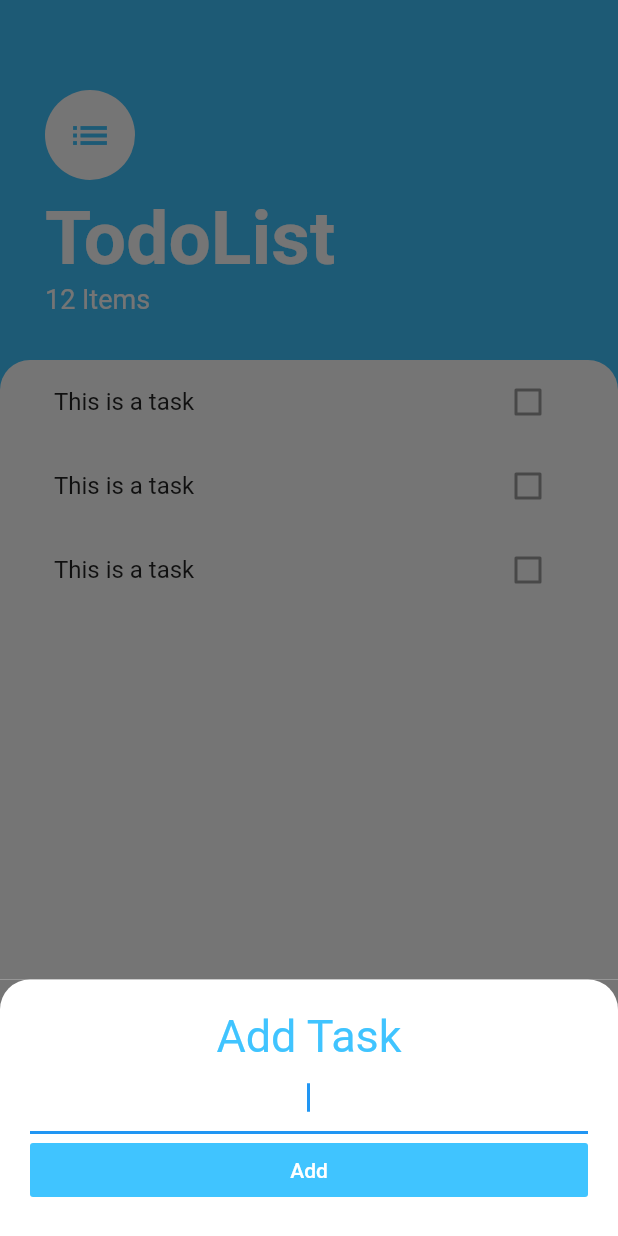
After one commit to yugantkadu/todo_list_flutter_app, a Flutter app: the screen it shows after launch, after a tap on the "add" icon, on a phone screen of 412 x 824 dp. The commit adds this screen. Run offline on Flutter 3.47's test engine with Material 2 defaults, Android fonts, the phone set to English and light mode, and no system bars.

Commit message:
Implemented BottomSheet Widget

```diff
--- /dev/null
+++ b/lib/screens/add_task_screen.dart
@@ -0,0 +1,49 @@
+import 'package:flutter/cupertino.dart';
+import 'package:flutter/material.dart';
+
+class AddTaskScreen extends StatelessWidget {
+  @override
+  Widget build(BuildContext context) {
+    return Container(
+      color: Color(0xff757575),
+      child: Container(
+        padding: EdgeInsets.all(20.0),
+        decoration: BoxDecoration(
+          color: Colors.white,
+          borderRadius: BorderRadius.only(
+            topRight: Radius.circular(20.0),
+            topLeft: Radius.circular(20.0),
+          ),
+        ),
+        child: Column(
+          crossAxisAlignment: CrossAxisAlignment.stretch,
+          children: <Widget>[
+            Text(
+              'Add Task',
+              textAlign: TextAlign.center,
+              style: TextStyle(
+                fontSize: 30,
+                color: Colors.lightBlueAccent
+              ),
+            ),
+            TextField(
+              autofocus: true,
+              textAlign: TextAlign.center,
+            ),
+            FlatButton(
+              child: Text("Add",
+                style: TextStyle(
+                  color: Colors.white,
+                ),
+              ),
+              color: Colors.lightBlueAccent,
+              onPressed: (){
+
+              },
+            )
+          ],
+        ),
+      ),
+    );
+  }
+}
--- a/lib/screens/task_screen.dart
+++ b/lib/screens/task_screen.dart
@@ -1,5 +1,7 @@
 import 'package:flutter/cupertino.dart';
 import 'package:flutter/material.dart';
+import 'package:todo_list/widgets/task_list.dart';
+import 'add_task_screen.dart';
 
 class TaskScreen extends StatelessWidget {
   @override
@@ -9,6 +11,17 @@
       floatingActionButton: FloatingActionButton(
         backgroundColor: Colors.lightBlueAccent,
         child: Icon(Icons.add),
+        onPressed: () {
+          showModalBottomSheet(
+            context: context,
+            isScrollControlled: true,
+            builder: (BuildContext context) => SingleChildScrollView(
+              padding: EdgeInsets.only(
+                  bottom: MediaQuery.of(context).viewInsets.bottom),
+              child: AddTaskScreen(),
+            ),
+          );
+        },
       ),
       body: Column(
         crossAxisAlignment: CrossAxisAlignment.start,
@@ -50,11 +63,16 @@
           ),
           Expanded(
             child: Container(
+              padding: EdgeInsets.symmetric(horizontal: 20),
               height: 300,
               decoration: BoxDecoration(
                 color: Colors.white,
-                borderRadius: BorderRadius.only(topLeft: Radius.circular(20.0), topRight: Radius.circular(20.0)),
+                borderRadius: BorderRadius.only(
+                  topLeft: Radius.circular(20.0),
+                  topRight: Radius.circular(20.0),
+                ),
               ),
+              child: TasksList(),
             ),
           ),
         ],
--- /dev/null
+++ b/lib/widgets/task_list.dart
@@ -0,0 +1,15 @@
+import 'package:flutter/material.dart';
+import 'package:todo_list/widgets/task_tile.dart';
+
+class TasksList extends StatelessWidget {
+  @override
+  Widget build(BuildContext context) {
+    return ListView(
+      children: <Widget>[
+        TaskTile(),
+        TaskTile(),
+        TaskTile(),
+      ],
+    );
+  }
+}
--- /dev/null
+++ b/lib/widgets/task_tile.dart
@@ -0,0 +1,12 @@
+import 'package:flutter/material.dart';
+
+class TaskTile extends StatelessWidget {
+
+  @override
+  Widget build(BuildContext context) {
+    return ListTile(
+      title: Text('This is a task'),
+      trailing: Checkbox(value: false ,),
+    );
+  }
+}
```
